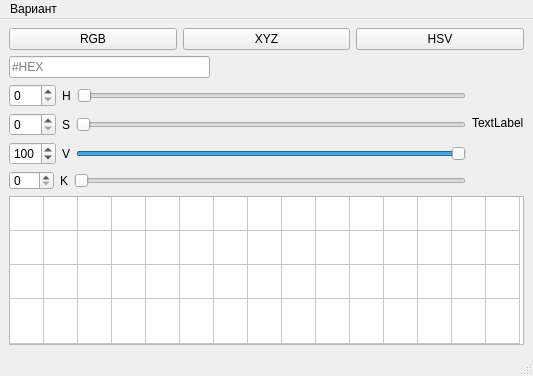
Old version of the form mainwindow.ui in the repository ilyaayana/lab_rabota_1.
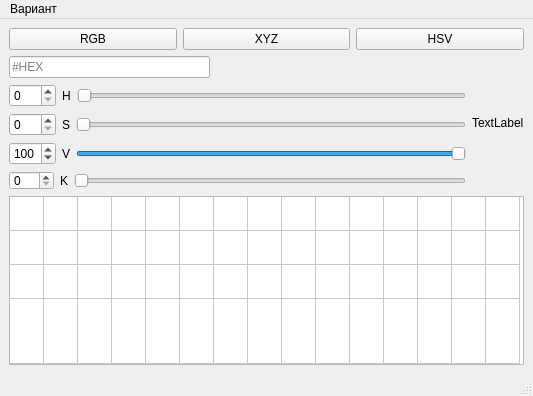
New version of the form.

```diff
--- a/mainwindow.ui
+++ b/mainwindow.ui
@@ -7,7 +7,7 @@
     <x>0</x>
     <y>0</y>
     <width>533</width>
-    <height>369</height>
+    <height>396</height>
    </rect>
   </property>
   <property name="windowTitle">
```
Left out of the diff: 3 changed lines with no effect on the pictures.
